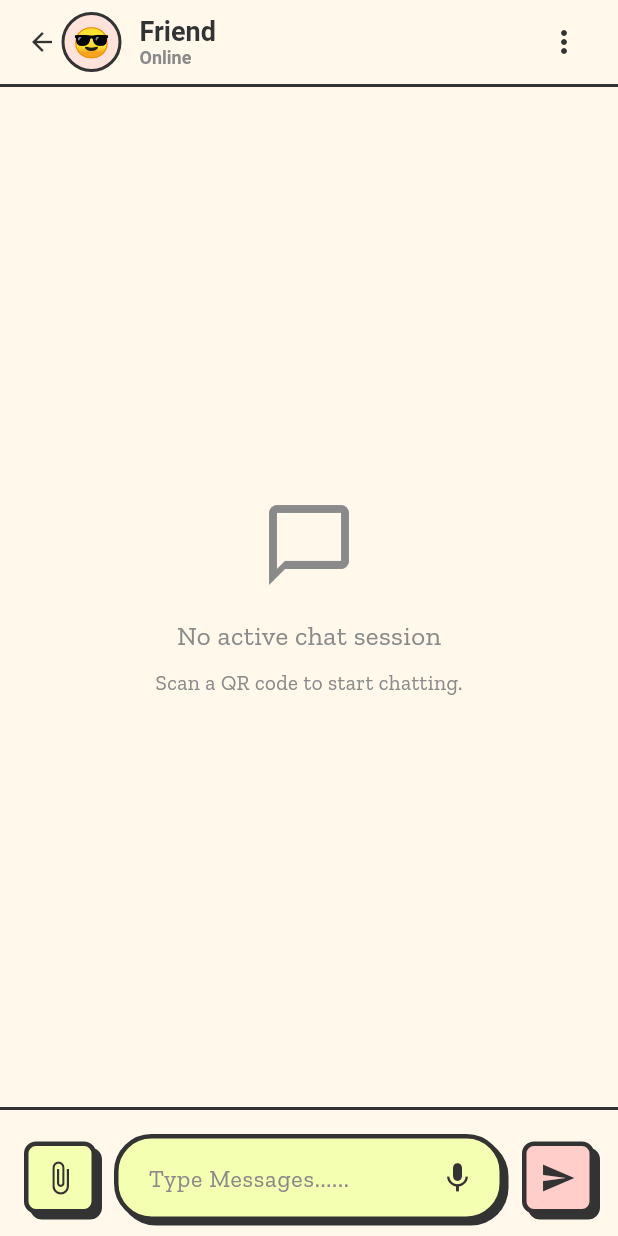
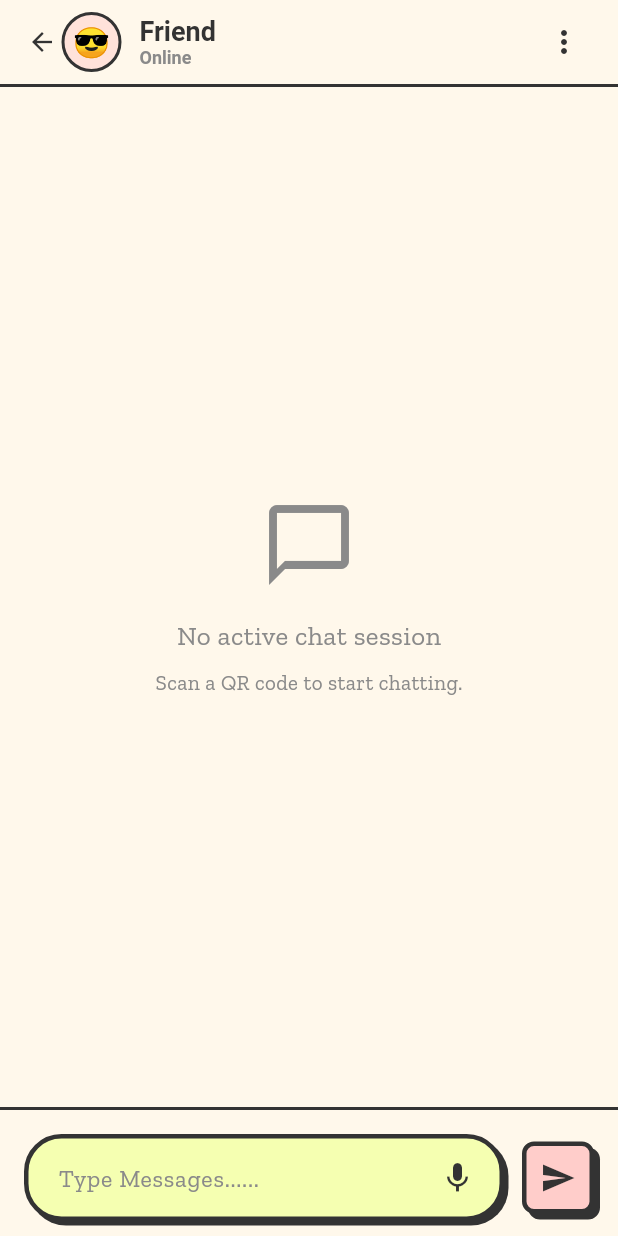
Before and after one commit to kittykat-sudo/GenzChatApp, a Flutter app: the ChatScreen screen opened by its route, on a phone screen of 412 x 824 dp. Run offline on Flutter 3.47's test engine with Material 3 defaults, Android fonts, the phone set to English and light mode, and no system bars; our stand-ins replace cloud_firestore, firebase_auth, firebase_core, flutter_riverpod, flutter_svg, go_router and 6 more; missing offline and left inert: flutter_sound, mobile_scanner; accounts and stored records are empty; project files that could hold a hidden picture were left out.

Commit message:
fix: remove attachment button

```diff
--- a/lib/features/chat/widgets/chat_footer_widget.dart
+++ b/lib/features/chat/widgets/chat_footer_widget.dart
@@ -696,22 +696,18 @@ class _ChatFooterWidgetState extends State<ChatFooterWidget>
   Widget build(BuildContext context) {
     return SafeArea(
       child: Container(
-        padding: const EdgeInsets.only(top: 16, left: 16, right: 16, bottom: 10),
+        padding: const EdgeInsets.only(
+          top: 16,
+          left: 16,
+          right: 16,
+          bottom: 10,
+        ),
         decoration: BoxDecoration(
           color: AppColors.background,
           border: Border(top: BorderSide(color: AppColors.border, width: 2)),
         ),
         child: Row(
           children: [
-            RetroButton(
-              text: '',
-              icon: Icons.attach_file,
-              onPressed: widget.onAttachmentPressed ?? () {},
-              backgroundColor: AppColors.primaryYellow,
-              width: 48,
-              height: 48,
-            ),
-            const SizedBox(width: 12),
             Expanded(
               child: Container(
                 decoration: BoxDecoration(
```
